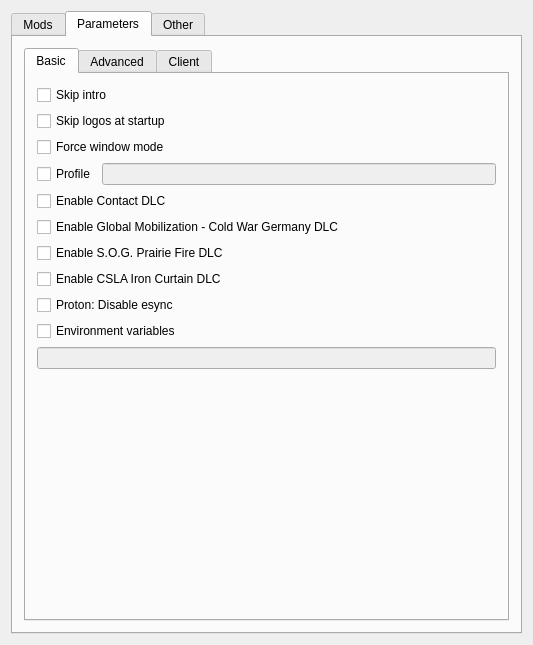
First picture: the form in src/arma3-unix-launcher/mainwindow.ui, repository muttleyxd/arma3-unix-launcher, before the edit.
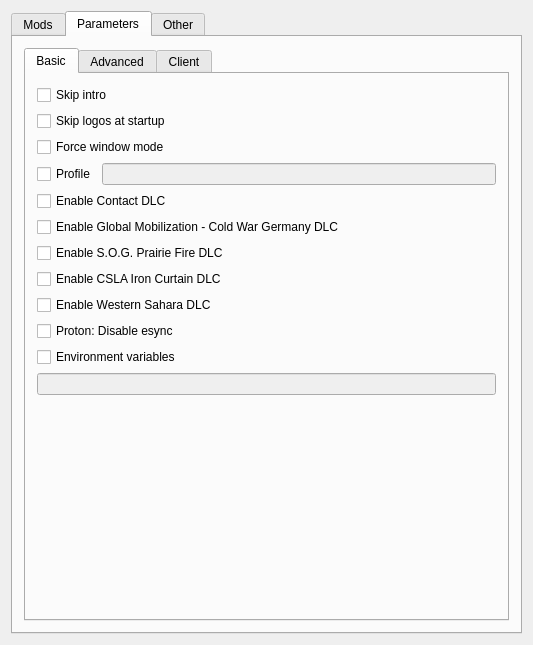
Second picture: the form after the edit. The open tabs and pages were chosen to show the change. Icons and pictures are not drawn. Custom widgets are drawn as their Qt base class.

Commit message: Add Western Sahara CDLC

```diff
--- a/src/arma3-unix-launcher/mainwindow.ui
+++ b/src/arma3-unix-launcher/mainwindow.ui
@@ -256,6 +256,13 @@
                   </property>
                  </widget>
                 </item>
+                <item>
+                 <widget class="QCheckBox" name="checkbox_dlc_western_sahara">
+                  <property name="text">
+                   <string>Enable Western Sahara DLC</string>
+                  </property>
+                 </widget>
+                </item>
                 <item>
                  <widget class="QCheckBox" name="checkbox_disable_esync">
                   <property name="text">
```
The commit also changes 3 other files.
